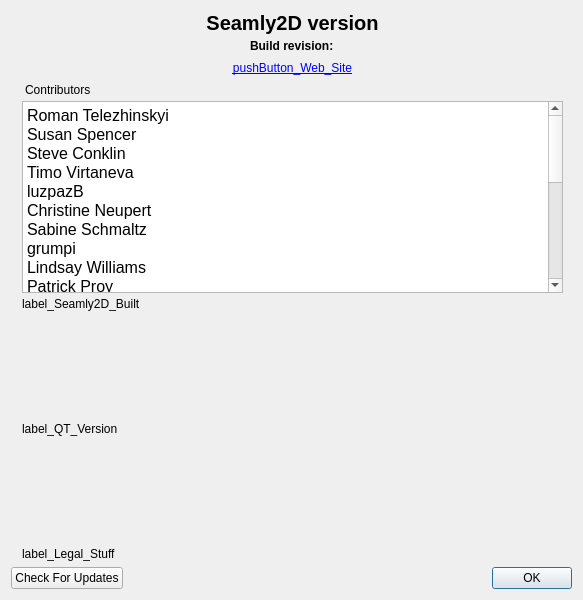
Old version of the form src/app/seamly2d/dialogs/dialogaboutapp.ui in the repository FashionFreedom/Seamly2D.
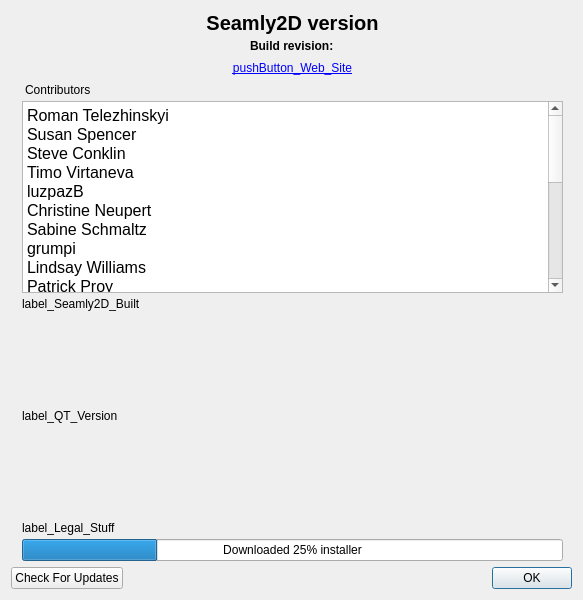
New version of the form. Icons and pictures are not drawn.

The edit to the form file:
```diff
--- a/src/app/seamly2d/dialogs/dialogaboutapp.ui
+++ b/src/app/seamly2d/dialogs/dialogaboutapp.ui
@@ -291,6 +291,25 @@
          </property>
         </widget>
        </item>
+       <item>
+        <widget class="QProgressBar" name="downloadProgress">
+         <property name="value">
+          <number>25</number>
+         </property>
+         <property name="alignment">
+          <set>Qt::AlignCenter</set>
+         </property>
+         <property name="textVisible">
+          <bool>true</bool>
+         </property>
+         <property name="invertedAppearance">
+          <bool>false</bool>
+         </property>
+         <property name="format">
+          <string>Downloaded %p% installer</string>
+         </property>
+        </widget>
+       </item>
       </layout>
      </item>
     </layout>
```
